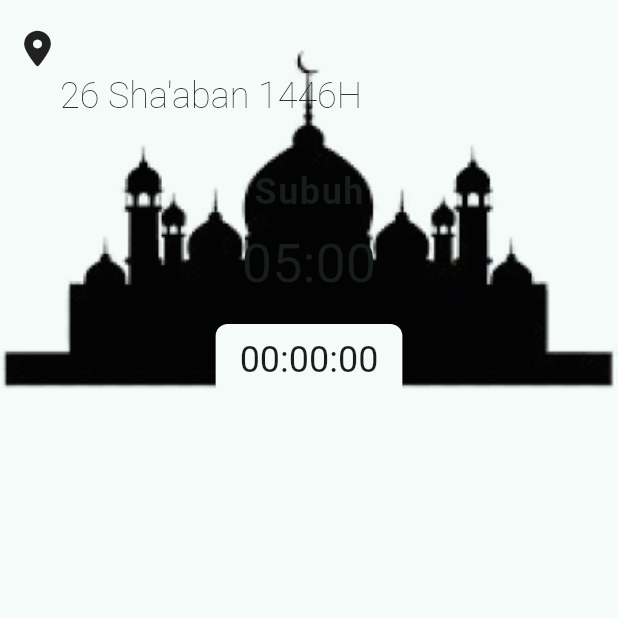
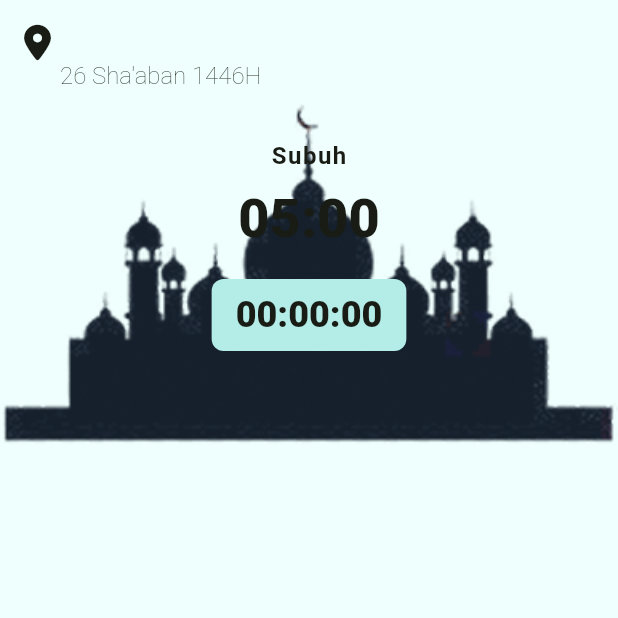
Before and after one commit to alibanadaulay/my_prayer, a Flutter app: the screen it shows after launch, on a phone screen of 412 x 824 dp, the top half of it. Run offline on Flutter 3.47's test engine with Material 3 defaults, Android fonts, the phone set to English and light mode, and no system bars; our stand-ins replace adhan, connectivity_plus, dio, firebase_analytics, firebase_core, firebase_crashlytics and 11 more; missing offline and left inert: android_alarm_manager_plus, workmanager; accounts and stored records are empty; network calls fail; statements that could not run were skipped.

Commit message:
add light color pallate

```diff
--- a/lib/features/home/home_page.dart
+++ b/lib/features/home/home_page.dart
@@ -62,10 +62,13 @@ class _MyHomePageState extends State<MyHomePage> with WidgetsBindingObserver {
 
   Widget _header() {
     return Container(
-      height: MediaQuery.of(context).size.height * 0.35,
+      height: MediaQuery.of(context).size.height * 0.40,
       decoration: BoxDecoration(
           image: DecorationImage(
-              image: AssetImage("assets/masjid_dark.png"), fit: BoxFit.cover)),
+              image: AssetImage(Theme.of(context).brightness == Brightness.dark
+                  ? "assets/masjid_dark.png"
+                  : "assets/masjid_light.png"),
+              fit: BoxFit.fitWidth)),
       child: Column(
         children: [locationAndDateWidget(), currentPrayerWidget()],
       ),
--- a/lib/main.dart
+++ b/lib/main.dart
@@ -95,10 +95,7 @@ class MyApp extends StatelessWidget {
       title: 'Flutter Demo',
       themeMode: ThemeMode.system,
       darkTheme: AppTheme.darkTheme,
-      theme: ThemeData(
-          useMaterial3: true,
-          colorSchemeSeed: AppColor.lightPrimary,
-          hoverColor: AppColor.lightSecondary),
+      theme: AppTheme.lightTheme,
       home: const MyHomePage(title: title),
     );
   }
--- a/lib/resources/theme.dart
+++ b/lib/resources/theme.dart
@@ -36,4 +36,39 @@ class AppTheme {
       backgroundColor: Color(0xFF3C3D37), // Hover color
     ),
   );
+
+  static ThemeData lightTheme = ThemeData(
+    brightness: Brightness.light,
+    primaryColor: Color(0xFF98DED9), // Primary color
+    scaffoldBackgroundColor: Color(0xFFEFFFFD), // Background color
+    cardColor: Color(0xFFB4ECE8), // Surface color
+    hintColor: Color(0xFF181C14), // Text color
+    dividerColor: Color(0xFFB4ECE8), // Divider color
+    textTheme: TextTheme(
+      displayLarge: TextStyle(color: Color(0xFF181C14), fontSize: 24),
+      displayMedium: TextStyle(color: Color(0xFF181C14), fontSize: 22),
+      displaySmall: TextStyle(color: Color(0xFF181C14), fontSize: 20),
+      headlineMedium: TextStyle(color: Color(0xFF181C14), fontSize: 18),
+      headlineSmall: TextStyle(
+          color: Color(0xFF181C14), fontSize: 16, fontWeight: FontWeight.w800),
+      titleLarge: TextStyle(color: Color(0xFF181C14), fontSize: 14),
+      bodyLarge: TextStyle(color: Color(0xFF181C14), fontSize: 12),
+      bodyMedium: TextStyle(color: Color(0xFF181C14), fontSize: 10),
+    ),
+    appBarTheme: AppBarTheme(
+      color: Color(0xFFEFFFFD), // Background color
+      titleTextStyle:
+          TextStyle(color: Color(0xFF181C14), fontSize: 20), // Text color
+    ),
+    buttonTheme: ButtonThemeData(
+      buttonColor: Color(0xFFB4ECE8), // Surface color
+      textTheme: ButtonTextTheme.primary,
+    ),
+    iconTheme: IconThemeData(
+      color: Color(0xFF181C14), // Text color
+    ),
+    floatingActionButtonTheme: FloatingActionButtonThemeData(
+      backgroundColor: Color(0xFFB4ECE8), // Surface color
+    ),
+  );
 }
--- a/pubspec.yaml
+++ b/pubspec.yaml
@@ -95,6 +95,7 @@ flutter:
   uses-material-design: true
   assets:
     - assets/masjid_dark.png
+    - assets/masjid_light.png
 
   # To add assets to your application, add an assets section, like this:
   # assets:
```
Also changed, not shown: assets/masjid_dark.png, assets/masjid_light.png (added), 4 other files.
